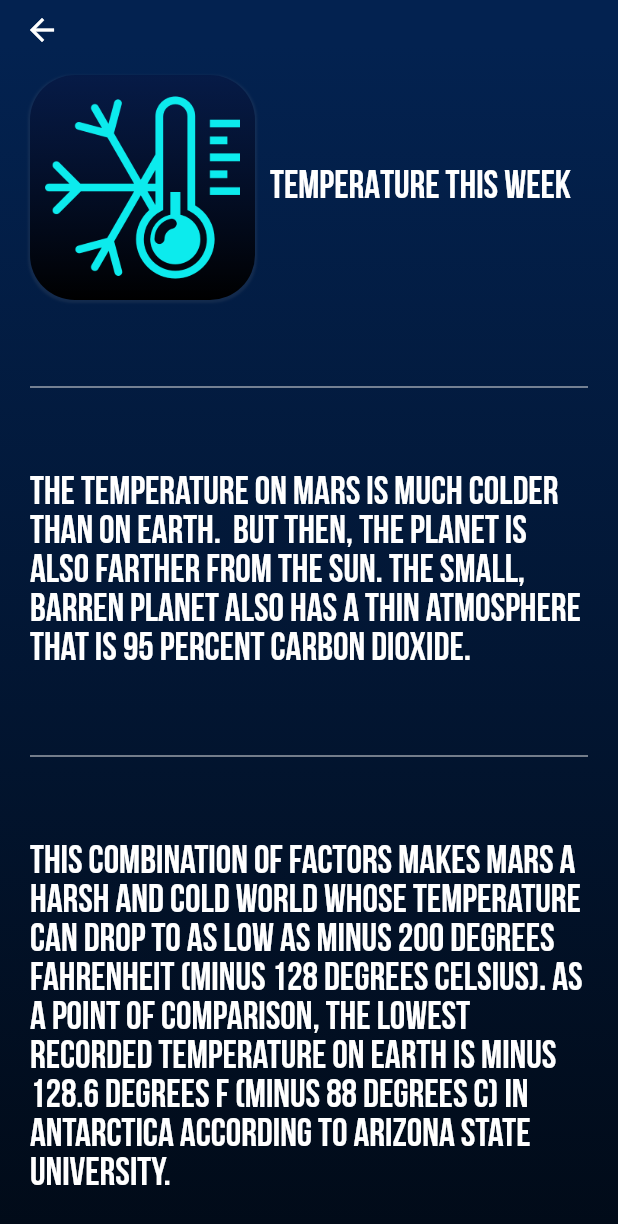
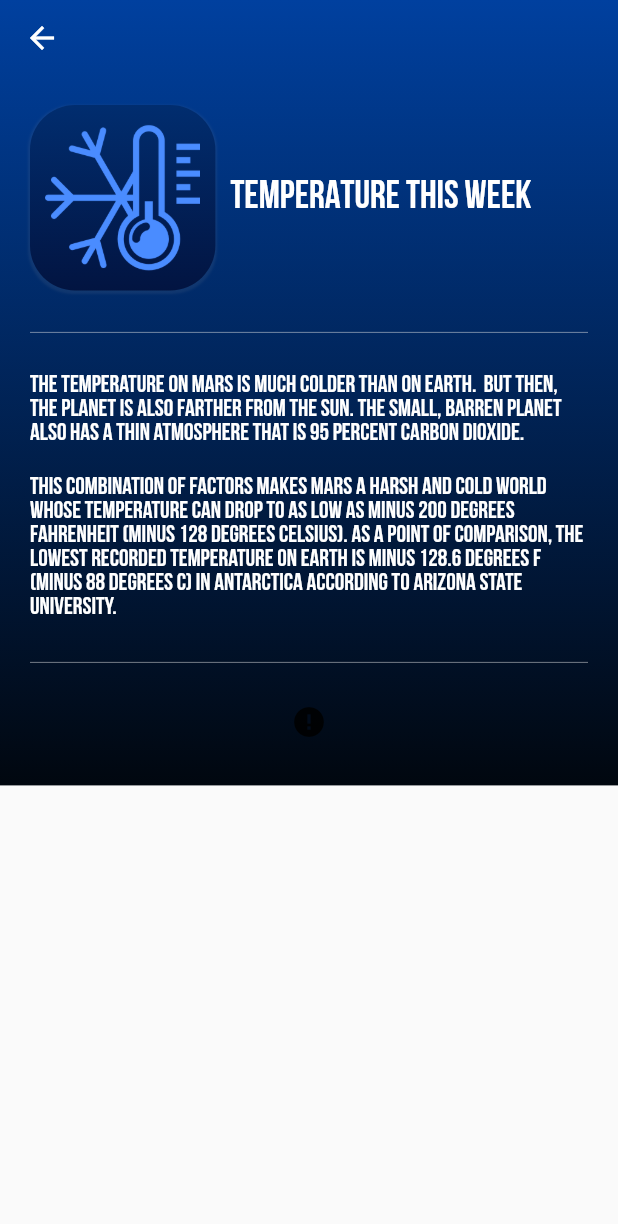
Before and after one commit to DmGurin/planet_community, a Flutter app: the TemperatureScreen screen opened directly with empty values, on a phone screen of 412 x 824 dp. Shown: the top 1224 px of the screen. Run offline on Flutter 3.47's test engine with Material 2 defaults, Android fonts, the phone set to English and light mode, and no system bars; drawn by our look-alikes of cached_network_image; our stand-ins replace carousel_slider, flutter_html, flutter_svg, webview_flutter; network calls fail.

```diff
--- a/lib/screens/temperature_screen/temperature_screen.dart
+++ b/lib/screens/temperature_screen/temperature_screen.dart
@@ -6,39 +6,37 @@ import 'package:planet_community/style/app_colors.dart';
 import 'package:planet_community/style/app_text_styles.dart';
 
 class TemperatureScreen extends StatelessWidget {
-  const TemperatureScreen({Key? key,
+  const TemperatureScreen({
+    Key? key,
     required this.planet,
   }) : super(key: key);
 
   final PlanetModel planet;
 
-
-
-
   @override
   Widget build(BuildContext context) {
     return Scaffold(
+      extendBodyBehindAppBar: true,
       appBar: PreferredSize(
-        preferredSize: const Size.fromHeight(30.0),
+        preferredSize: const Size.fromHeight(50.0),
         child: AppBar(
-          backgroundColor: AppColors.darkBlue,
+          backgroundColor: Colors.transparent,
           elevation: 0.0,
         ),
       ),
       body: SingleChildScrollView(
         child: Container(
+          padding: const EdgeInsets.fromLTRB(20, 70, 20, 30),
           decoration: const BoxDecoration(
             gradient: LinearGradient(
               begin: Alignment.topCenter,
               end: Alignment.bottomCenter,
               colors: [
-                AppColors.darkBlue,
+                AppColors.blue,
                 AppColors.darkGrey,
               ],
             ),
           ),
-          child: Padding(
-            padding: const EdgeInsets.all(20.0),
           child: Column(
             crossAxisAlignment: CrossAxisAlignment.center,
             children: [
@@ -47,15 +45,15 @@ class TemperatureScreen extends StatelessWidget {
                 children: [
                   Container(
                     padding: const EdgeInsets.all(10),
-                        height: 150,
-                        width: 150,
+                    height: MediaQuery.of(context).size.width * 0.3,
+                    width: MediaQuery.of(context).size.width * 0.3,
                     decoration: BoxDecoration(
-                          gradient: LinearGradient(
+                      gradient: const LinearGradient(
                         begin: Alignment.topCenter,
                         end: Alignment.bottomCenter,
                         colors: [
-                              AppColors.DialogTop.withOpacity(0.75),
-                              AppColors.black.withOpacity(1),
+                          AppColors.blueSemi,
+                          AppColors.darkBlue,
                         ],
                       ),
                       boxShadow: [
@@ -74,7 +72,8 @@ class TemperatureScreen extends StatelessWidget {
                     child: Image.asset(
                       AppImages.temperature,
                       color: AppColors.lightBlue,
-                        )),
+                    ),
+                  ),
                   const SizedBox(
                     width: 10,
                   ),
@@ -85,45 +84,38 @@ class TemperatureScreen extends StatelessWidget {
                 ],
               ),
               const SizedBox(
-                  height: 50,
+                height: 20,
               ),
-                const Divider(
-                  color: AppColors.grey,
+              Divider(
+                color: AppColors.grey.withOpacity(0.5),
               ),
               const SizedBox(
-                  height: 50,
+                height: 20,
               ),
               const Text(
                 'The temperature on Mars is much colder than on Earth.  But then, the planet is also farther from the sun. The small, barren planet also has a thin atmosphere that is 95 percent carbon dioxide.',
-                  style: AppTextStyle.textStyle26w700,
+                style: AppTextStyle.textStyle16w700,
                 textAlign: TextAlign.start,
               ),
               const SizedBox(
-                  height: 50,
-                ),
-                const Divider(
-                  color: AppColors.grey,
-                ),
-                const SizedBox(
-                  height: 50,
+                height: 20,
               ),
               const Text(
                 'This combination of factors makes Mars a harsh and cold world whose temperature can drop to as low as minus 200 degrees Fahrenheit (minus 128 degrees Celsius). As a point of comparison, the lowest recorded temperature on Earth is minus 128.6 degrees F (minus 88 degrees C) in Antarctica according to Arizona State University.',
-                  style: AppTextStyle.textStyle26w700,
+                style: AppTextStyle.textStyle16w700,
                 textAlign: TextAlign.start,
               ),
               const SizedBox(
-                  height: 50,
+                height: 20,
               ),
-                const Divider(
-                  color: AppColors.grey,
+              Divider(
+                color: AppColors.grey.withOpacity(0.5),
               ),
               const SizedBox(
-                  height: 50,
+                height: 20,
               ),
               CachedNetworkImage(
-              imageUrl:
-              planet.image,
+                imageUrl: planet.image,
                 placeholder: (context, url) =>
                     const CircularProgressIndicator(),
                 errorWidget: (context, url, error) => const Icon(Icons.error),
@@ -132,7 +124,6 @@ class TemperatureScreen extends StatelessWidget {
           ),
         ),
       ),
-      ),
     );
   }
 }
--- a/lib/source/images.dart
+++ b/lib/source/images.dart
@@ -9,7 +9,7 @@ class AppImages {
   static const biguranus = 'assets/images/biguranus.png';
   static const venus = 'assets/images/venus.png';
   static const bigvenus = 'assets/images/bigvenus.png';
-  static const diog = 'assets/images/diog.png';
+  static const diag = 'assets/images/diog.png';
   static const scale = 'assets/images/scale.png';
   static const figa = 'assets/images/figa.png';
   static const quake = 'assets/images/quake.png';
--- a/lib/style/app_colors.dart
+++ b/lib/style/app_colors.dart
@@ -1,14 +1,15 @@
 import 'package:flutter/material.dart';
 
 class AppColors {
-  static const darkBlue = Color(0xFF032250);
   static const darkGrey = Color(0xFF01070F);
   static const white = Color(0xFFFFFFFF);
   static const grey = Color(0xFFE5E5E5);
-  static const lightBlue = Color(0xFF0CEBED);
+  static const turquoise = Color(0xFF0CEBED);
   static const greyBlue = Color(0xFF2E8993);
   static const black = Color(0xFF000000);
   static const greyy = Color(0xFF5B6975);
-  static const botBlue = Color(0xFF032250);
-  static const DialogTop = Color(0xFF021441);
+  static const lightBlue = Color(0xFF4a8cff);
+  static const blue = Color(0xFF00409f);
+  static const blueSemi = Color(0xFF012d6f);
+  static const darkBlue = Color(0xFF021441);
 }
--- a/lib/style/app_text_styles.dart
+++ b/lib/style/app_text_styles.dart
@@ -8,10 +8,10 @@ class AppTextStyle {
     fontSize: 96,
     color: AppColors.white,
   );
-  static const textStyle69w700 = TextStyle(
+  static const textStyle64w700 = TextStyle(
     fontFamily: 'BebasNeue',
     fontWeight: FontWeight.w700,
-    fontSize: 69,
+    fontSize: 64,
     color: AppColors.white,
   );
   static const textStyle14w700 = TextStyle(
```
Also changed, not shown: lib/screens/earthquake_screen/earthquake_screen.dart (+5 -5 lines), lib/screens/home_screen/carousel.dart (+20 -28 lines), lib/screens/home_screen/screen.dart (+6 -4 lines), lib/screens/planet_profile/screen.dart (+22 -14 lines), lib/screens/planet_screen/screen.dart (+35 -37 lines), lib/source/widget/custom_dialog/custom_dialog.dart (+13 -9 lines), lib/source/widget/custom_dialog/custom_dialog_body.dart (+27 -30 lines), pubspec.lock. Lines whose indentation alone changed are shown as unchanged.
